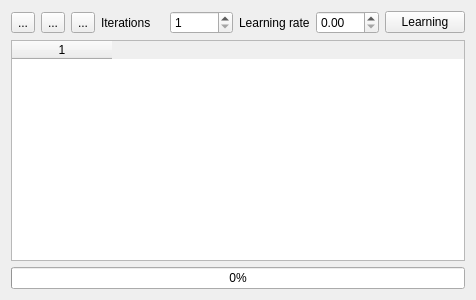
This is feedingtool.ui in yageek/lastneurds as Qt 5 draws it before an edit. The edited form follows.
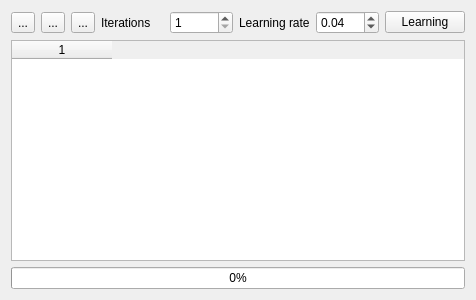
This is the edited form. Icons and pictures are not drawn.

```diff
--- a/feedingtool.ui
+++ b/feedingtool.ui
@@ -74,7 +74,17 @@
       </widget>
      </item>
      <item>
-      <widget class="QDoubleSpinBox" name="spinLearningrate"/>
+      <widget class="QDoubleSpinBox" name="spinLearningrate">
+       <property name="minimum">
+        <double>-99.000000000000000</double>
+       </property>
+       <property name="singleStep">
+        <double>0.100000000000000</double>
+       </property>
+       <property name="value">
+        <double>0.040000000000000</double>
+       </property>
+      </widget>
      </item>
      <item>
       <widget class="QPushButton" name="learnButton">
```
Left out of the diff: 3 changed lines with no effect on the pictures.
